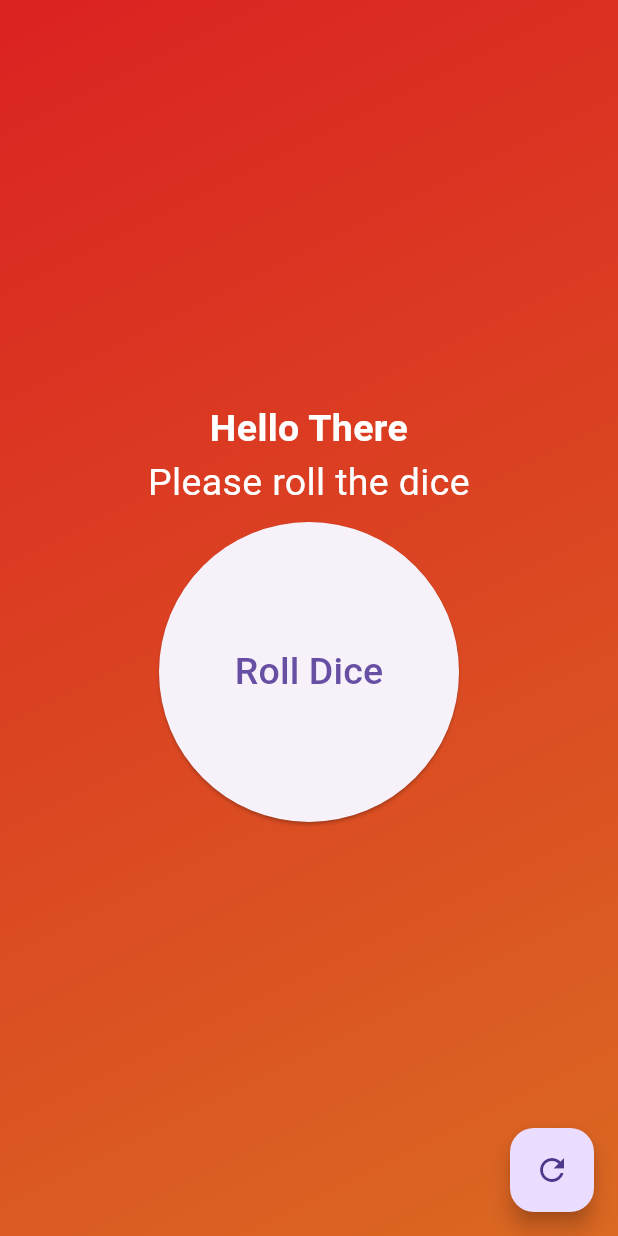
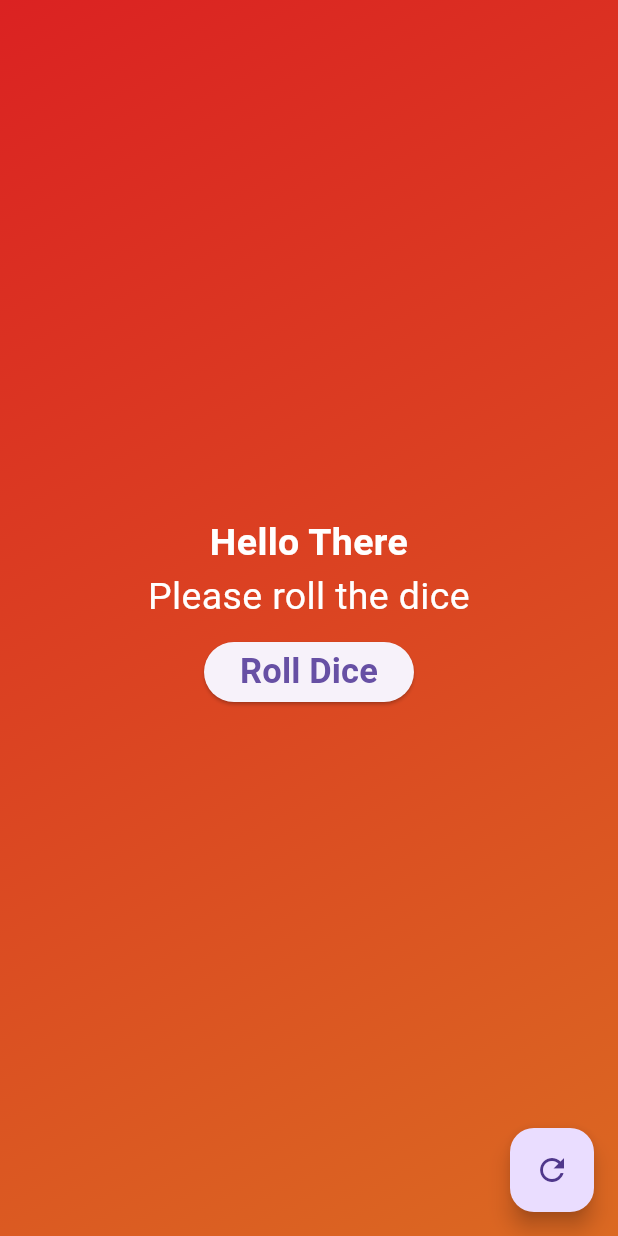
Before and after one commit to MohamedAshrafz/roll_dice, a Flutter app: the screen it shows after launch, on a phone screen of 412 x 824 dp. Run offline on Flutter 3.47's test engine with Material 2 defaults, Android fonts, the phone set to English and light mode, and no system bars.

Commit message:
change the button shape to be a normal button

```diff
--- a/lib/dice_icon_button.dart
+++ b/lib/dice_icon_button.dart
@@ -19,27 +19,27 @@ class DiceIconButton extends StatelessWidget {
     Widget childIcon;
 
     if (isDiceRolled) {
-      childIcon = Image.asset(
-        "assets/images/dice-$rolledNumber.png",
+      childIcon = SizedBox(
+        width: diceIconSize,
+        height: diceIconSize,
+        child: Image.asset(
+          "assets/images/dice-$rolledNumber.png",
+        ),
       );
     } else {
       childIcon = ElevatedButton(
         onPressed: rollDiceFunction,
         child: const Text(
           "Roll Dice",
-          style: TextStyle(fontSize: 25.0),
+          style: TextStyle(fontSize: 23.0, fontWeight: FontWeight.bold),
         ),
       );
     }
 
     return IconButton(
-      tooltip: isDiceRolled? "Dice rolled in this try":"Roll dice",
+      tooltip: isDiceRolled ? "Dice rolled in this try" : "Roll dice",
       onPressed: rollDiceFunction,
-      icon: SizedBox(
-        width: diceIconSize,
-        height: diceIconSize,
-        child: childIcon,
-      ),
+      icon: childIcon,
     );
   }
 }
```
